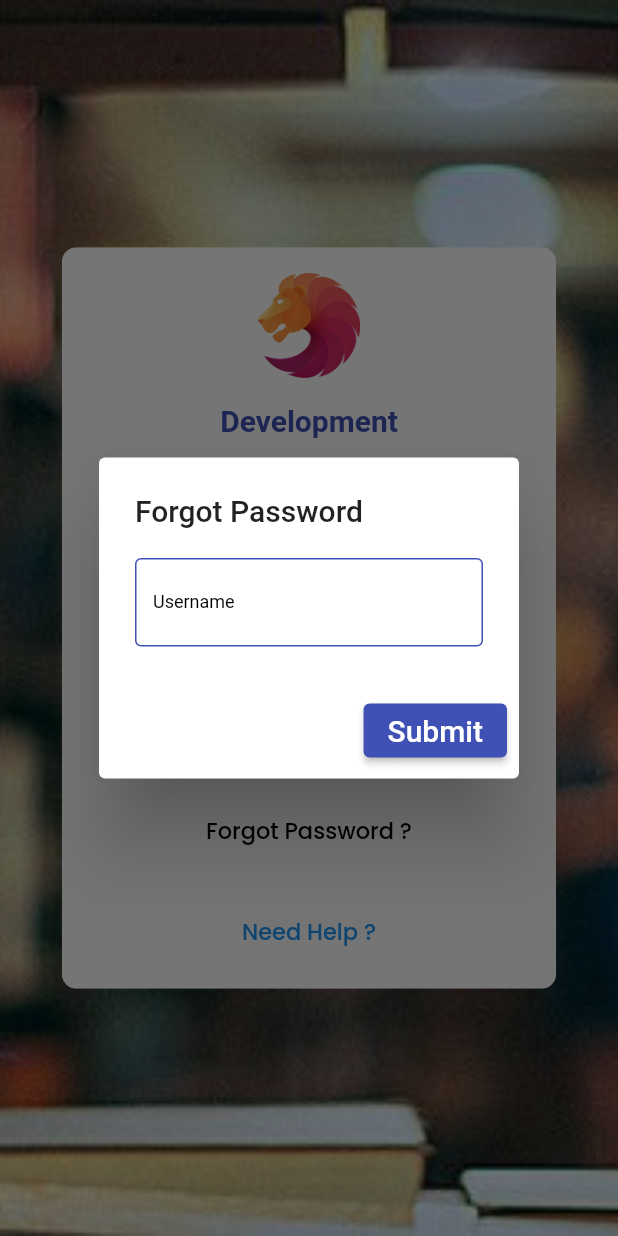
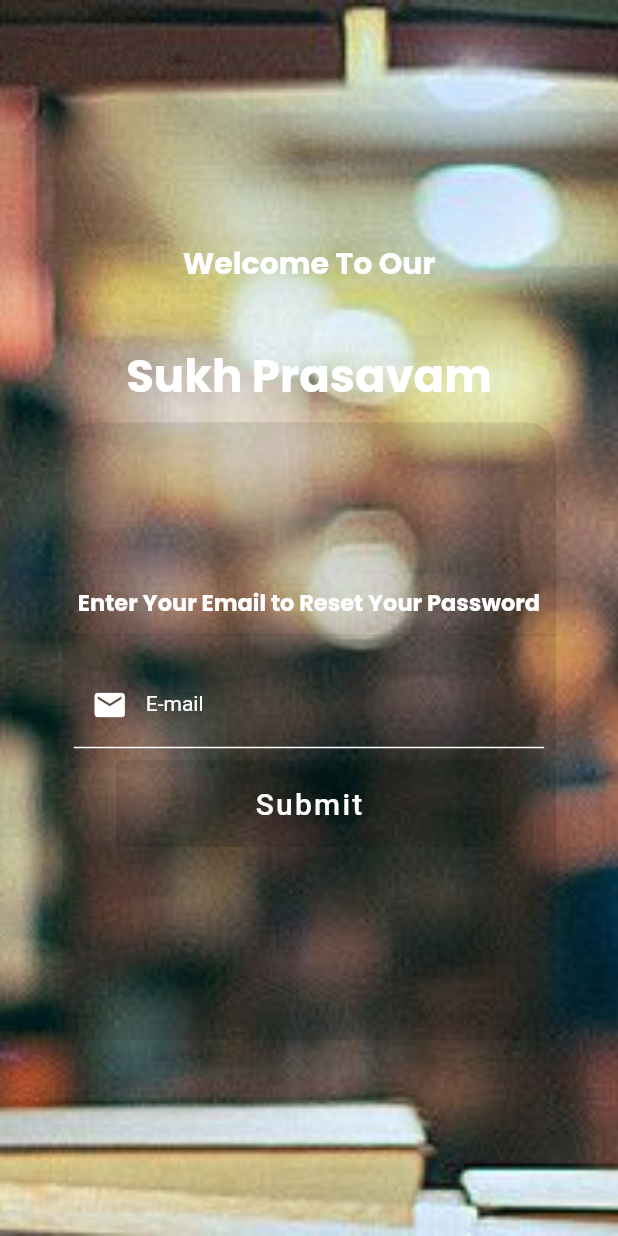
Before and after one commit to ananthisiva9/flutter, a Flutter app: the screen it shows after launch, after a tap on "Forgot Password ?", on a phone screen of 412 x 824 dp. Run offline on Flutter 3.47's test engine with Material 2 defaults, Android fonts, the phone set to English and light mode, and no system bars; our stand-ins replace google_fonts, shared_preferences; network calls fail; Roboto replaces fonts that are missing (Avenir).

Commit message:
Forgot password(1)

```diff
--- /dev/null
+++ b/lib/ForgotPassword.dart
@@ -0,0 +1,244 @@
+import 'dart:convert';
+import 'dart:ui';
+import 'package:flutter/cupertino.dart';
+import 'package:flutter/material.dart';
+import 'package:google_fonts/google_fonts.dart';
+import 'package:http/http.dart' as http;
+
+class ForgotPassword extends StatefulWidget {
+  @override
+  _ForgotPasswordState createState() => _ForgotPasswordState();
+}
+
+class _ForgotPasswordState extends State<ForgotPassword> {
+  @override
+  TextEditingController _emailController = TextEditingController();
+  bool _isLoading = false;
+
+  forgotPassword(String email, BuildContext context) async {
+    String url = 'https://development.erpsofts.com/apis/forget_password';
+    Map body = {"email": email};
+    Map<String, dynamic> jsonResponse;
+    var res = await http.post(Uri.parse(url), body: body);
+    jsonResponse = json.decode(res.body);
+    if (res.statusCode == 200) {
+      print("Response status:${res.statusCode}");
+      print("Response status:${res.body}");
+      if (jsonResponse != null) {
+        setState(() {
+          _isLoading = false;
+        });
+        if (jsonResponse.containsKey('status')) {
+
+        } else if (jsonResponse.containsKey('email')) {
+          ScaffoldMessenger.of(context).showSnackBar(SnackBar(
+            content: Text(jsonResponse['email'].first.toString()),
+            backgroundColor: Colors.red,
+          ));
+        } else {
+          ScaffoldMessenger.of(context).showSnackBar(const SnackBar(
+            content: Text('Something went wrong!'),
+            backgroundColor: Colors.red,
+          ));
+        }
+      }
+    } else {
+      setState(() {
+        _isLoading = false;
+      });
+      if (jsonResponse.containsKey('email')) {
+        ScaffoldMessenger.of(context).showSnackBar(SnackBar(
+          content: Text(jsonResponse['email'].first.toString()),
+          backgroundColor: Colors.red,
+        ));
+      } else {
+        ScaffoldMessenger.of(context).showSnackBar(const SnackBar(
+          content: Text('Something went wrong!'),
+          backgroundColor: Colors.red,
+        ));
+      }
+    }
+  }
+
+  Widget _buildWelcome() {
+    return Row(
+      mainAxisAlignment: MainAxisAlignment.start,
+      children: <Widget>[
+        Expanded(
+          child: Padding(
+            padding: const EdgeInsets.symmetric(vertical: 30),
+            child: Text(
+              'Welcome To Our',
+              maxLines: 2,
+              style: GoogleFonts.poppins(
+                textStyle: const TextStyle(
+                  fontSize: 20,
+                  fontWeight: FontWeight.bold,
+                  color: Colors.white,
+                ),
+              ),
+              textAlign: TextAlign.center,
+            ),
+          ),
+        ),
+      ],
+    );
+  }
+
+  Widget _buildLogo() {
+    return Row(
+      mainAxisAlignment: MainAxisAlignment.center,
+      children: <Widget>[
+        Expanded(
+          child: Padding(
+            padding: const EdgeInsets.all(8),
+            child: Text(
+              'Sukh Prasavam',
+              maxLines: 2,
+              style: GoogleFonts.poppins(
+                textStyle: const TextStyle(
+                  fontSize: 30,
+                  fontWeight: FontWeight.bold,
+                  color: Colors.white,
+                ),
+              ),
+              textAlign: TextAlign.center,
+            ),
+          ),
+        ),
+      ],
+    );
+  }
+
+  late String email;
+
+  Widget _buildEmail() {
+    return Padding(
+      padding: const EdgeInsets.all(8),
+      child: TextFormField(
+        style: const TextStyle(color: Colors.white),
+        cursorColor: Colors.white,
+        keyboardType: TextInputType.emailAddress,
+        controller: _emailController,
+        onChanged: (value) {
+          setState(() {
+            email = value;
+          });
+        },
+        decoration: const InputDecoration(
+          prefixIcon: Icon(
+            Icons.email,
+            color: Colors.white,
+          ),
+          labelText: 'E-mail',
+          labelStyle: TextStyle(
+              color: Colors.white, fontSize: 14, fontFamily: 'Avenir'),
+          enabledBorder: UnderlineInputBorder(
+            borderSide: BorderSide(color: Colors.white),
+          ),
+          focusedBorder: UnderlineInputBorder(
+            borderSide: BorderSide(color: Colors.white),
+          ),
+        ),
+      ),
+    );
+  }
+
+  Widget _buildSubmitBtn(BuildContext context) {
+    return Row(
+      mainAxisAlignment: MainAxisAlignment.center,
+      children: <Widget>[
+        Container(
+          height: 1.4 * (MediaQuery.of(context).size.height / 20),
+          width: 5 * (MediaQuery.of(context).size.width / 08),
+          margin: const EdgeInsets.only(bottom: 20),
+          child: ElevatedButton(
+            onPressed: _emailController.text == ""
+                ? null
+                : () {
+              setState(() {
+                _isLoading = true;
+              });
+              forgotPassword(_emailController.text, context);
+            },
+            child: _isLoading
+                ? const CircularProgressIndicator.adaptive()
+                : const Text(
+              "Submit",
+              style: TextStyle(
+                color: Colors.white,
+                letterSpacing: 1.5,
+                fontSize: 20,
+                fontFamily: 'Avenir',
+              ),
+            ),
+          ),
+        ),
+      ],
+    );
+  }
+
+  Widget build(BuildContext context) {
+    return SafeArea(
+      child: Scaffold(
+        body: Container(
+          decoration: BoxDecoration(
+              image: DecorationImage(
+                  image: Image.asset('assets/login.jpg').image,
+                  fit: BoxFit.cover)),
+          child: Column(
+            mainAxisAlignment: MainAxisAlignment.center,
+            children: <Widget>[
+              _buildWelcome(),
+              _buildLogo(),
+              _buildContainer(context),
+            ],
+          ),
+        ),
+      ),
+    );
+  }
+
+  Widget _buildContainer(BuildContext context) {
+    return Row(
+      mainAxisAlignment: MainAxisAlignment.center,
+      children: <Widget>[
+        ClipRRect(
+          borderRadius: const BorderRadius.all(
+            Radius.circular(20),
+          ),
+          child: Container(
+            height: MediaQuery.of(context).size.height * 0.5,
+            width: MediaQuery.of(context).size.width * 0.8,
+            decoration: BoxDecoration(
+              color: Colors.black.withOpacity(0.1),
+            ),
+            child: Column(
+              mainAxisAlignment: MainAxisAlignment.center,
+              crossAxisAlignment: CrossAxisAlignment.center,
+              children: <Widget>[
+                Text(
+                  "Enter Your Email to Reset Your Password ",
+                  maxLines: 2,
+                  style: GoogleFonts.poppins(
+                    textStyle: const TextStyle(
+                      fontSize: 15,
+                      fontWeight: FontWeight.bold,
+                      color: Colors.white,
+                    ),
+                  ),
+                  textAlign: TextAlign.center,
+                ),
+                const Divider(
+                  height: 20,
+                ),
+                _buildEmail(),
+                _buildSubmitBtn(context),
+              ],
+            ),
+          ),
+        ),
+      ],
+    );
+  }
+}
--- a/lib/Login/Login.dart
+++ b/lib/Login/Login.dart
@@ -1,6 +1,7 @@
 import 'dart:convert';
 import 'package:flutter/material.dart';
 import 'package:google_fonts/google_fonts.dart';
+import 'package:sgx/ForgotPassword.dart';
 import 'package:shared_preferences/shared_preferences.dart';
 import 'package:url_launcher/url_launcher.dart';
 import 'package:http/http.dart' as http;
@@ -16,13 +17,14 @@ class _LoginState extends State<Login> {
   bool _isLoading = false;
 
   @override
+  var name;
   postData(String email, String password) async {
     String url = 'https://development.erpsofts.com/apis/login';
     SharedPreferences sharedPreferences = await SharedPreferences.getInstance();
     Map body = {"email ": email, "password": password};
     var jsonResponse;
     var res = await http.post(Uri.parse(url), body: body);
-    if (res.statusCode == 200) {
+    if (res.statusCode == 201) {
       jsonResponse = json.decode(res.body);
       print("Status : ${res.statusCode}");
       print("Status : ${res.body}");
@@ -31,6 +33,28 @@ class _LoginState extends State<Login> {
           _isLoading = false;
         });
         sharedPreferences.setString('token', jsonResponse['token']);
+      }
+    } else {
+      setState(() {
+        _isLoading = false;
+      });
+    }
+  }
+
+  DisplayData() async {
+    String url = 'https://development.erpsofts.com/apis/school_config';
+    Map<String, dynamic> jsonResponse;
+    var res = await http.post(Uri.parse(url));
+    jsonResponse = json.decode(res.body);
+    if (res.statusCode == 200) {
+      print("Response status:${res.statusCode}");
+      print("Response status:${res.body}");
+      if (jsonResponse != null) {
+        setState(() {
+          _isLoading = false;
+        });
+        name = jsonDecode(jsonResponse['name']);
+        print('************' + name);
       }
     } else {
       setState(() {
@@ -55,118 +79,6 @@ class _LoginState extends State<Login> {
     }
   }
 
-  String sum = "0";
-  bool isLoading = true;
-
-  Future openUserName() => showDialog(
-        context: context,
-        builder: (context) => AlertDialog(
-          title: const Text('Forgot Password'),
-          content: TextFormField(
-            style: const TextStyle(color: Colors.black),
-            cursorColor: Colors.black,
-            keyboardType: TextInputType.emailAddress,
-            controller: _emailController,
-            decoration: const InputDecoration(
-              labelText: 'Username',
-              labelStyle: TextStyle(color: Colors.black, fontSize: 12),
-              enabledBorder: OutlineInputBorder(
-                borderSide: BorderSide(color: Colors.indigo),
-              ),
-              focusedBorder: OutlineInputBorder(
-                borderSide: BorderSide(color: Colors.blue),
-              ),
-            ),
-          ),
-          actions: [
-            ElevatedButton(
-              style: ElevatedButton.styleFrom(primary: Colors.indigo),
-              onPressed: () {
-                openPhoneNumber();
-              },
-              child: const Text(
-                "Submit",
-                style: TextStyle(
-                  color: Colors.white,
-                  fontSize: 20,
-                ),
-              ),
-            ),
-          ],
-        ),
-      );
-  Future openPhoneNumber() => showDialog(
-        context: context,
-        builder: (context) => AlertDialog(
-          title: const Text('Forgot Password'),
-          content: TextFormField(
-            style: const TextStyle(color: Colors.black),
-            cursorColor: Colors.black,
-            keyboardType: TextInputType.emailAddress,
-            controller: _emailController,
-            decoration: const InputDecoration(
-              labelText: '',
-              labelStyle: TextStyle(color: Colors.black, fontSize: 12),
-              enabledBorder: OutlineInputBorder(
-                borderSide: BorderSide(color: Colors.indigo),
-              ),
-              focusedBorder: OutlineInputBorder(
-                borderSide: BorderSide(color: Colors.blue),
-              ),
-            ),
-          ),
-          actions: [
-            ElevatedButton(
-              style: ElevatedButton.styleFrom(primary: Colors.indigo),
-              onPressed: () {
-                openOtp();
-              },
-              child: const Text(
-                "Submit",
-                style: TextStyle(
-                  color: Colors.white,
-                  letterSpacing: 1.5,
-                  fontSize: 20,
-                ),
-              ),
-            ),
-          ],
-        ),
-      );
-  Future openOtp() => showDialog(
-        context: context,
-        builder: (context) => AlertDialog(
-          title: const Text('Enter OTP'),
-          content: TextFormField(
-            style: const TextStyle(color: Colors.black),
-            cursorColor: Colors.black,
-            keyboardType: TextInputType.emailAddress,
-            controller: _emailController,
-            decoration: const InputDecoration(
-              enabledBorder: OutlineInputBorder(
-                borderSide: BorderSide(color: Colors.indigo),
-              ),
-              focusedBorder: OutlineInputBorder(
-                borderSide: BorderSide(color: Colors.blue),
-              ),
-            ),
-          ),
-          actions: [
-            ElevatedButton(
-              style: ElevatedButton.styleFrom(primary: Colors.indigo),
-              onPressed: () {},
-              child: const Text(
-                "Submit",
-                style: TextStyle(
-                  color: Colors.white,
-                  letterSpacing: 1.5,
-                  fontSize: 20,
-                ),
-              ),
-            ),
-          ],
-        ),
-      );
   Widget _buildEmail() {
     return Padding(
       padding: const EdgeInsets.only(left: 25, right: 25, top: 5, bottom: 5),
@@ -217,16 +129,9 @@ class _LoginState extends State<Login> {
       child: ElevatedButton(
         style: ElevatedButton.styleFrom(primary: Colors.indigo),
         onPressed: () {
-          _emailController.text == "" || _passwordController.text == ""
-              ? null
-              : () {
-                  setState(() {
-                    _isLoading = true;
-                  });
           postData(_emailController.text, _passwordController.text);
-                };
         },
-        child:const Text(
+        child: const Text(
           "Submit",
           style: TextStyle(
             color: Colors.white,
@@ -263,7 +168,10 @@ class _LoginState extends State<Login> {
       padding: const EdgeInsets.all(5),
       child: TextButton(
         onPressed: () {
-          openUserName();
+          Navigator.push(
+            context,
+            MaterialPageRoute(builder: (context) => ForgotPassword()),
+          );
         },
         child: Text(
           'Forgot Password ?',
@@ -326,7 +234,7 @@ class _LoginState extends State<Login> {
                   crossAxisAlignment: CrossAxisAlignment.center,
                   children: const <Widget>[
                     Text(
-                      "Development",
+                      '',
                       maxLines: 2,
                       style: TextStyle(
                         fontSize: 20,
```
Lines whose indentation alone changed are shown as unchanged.
